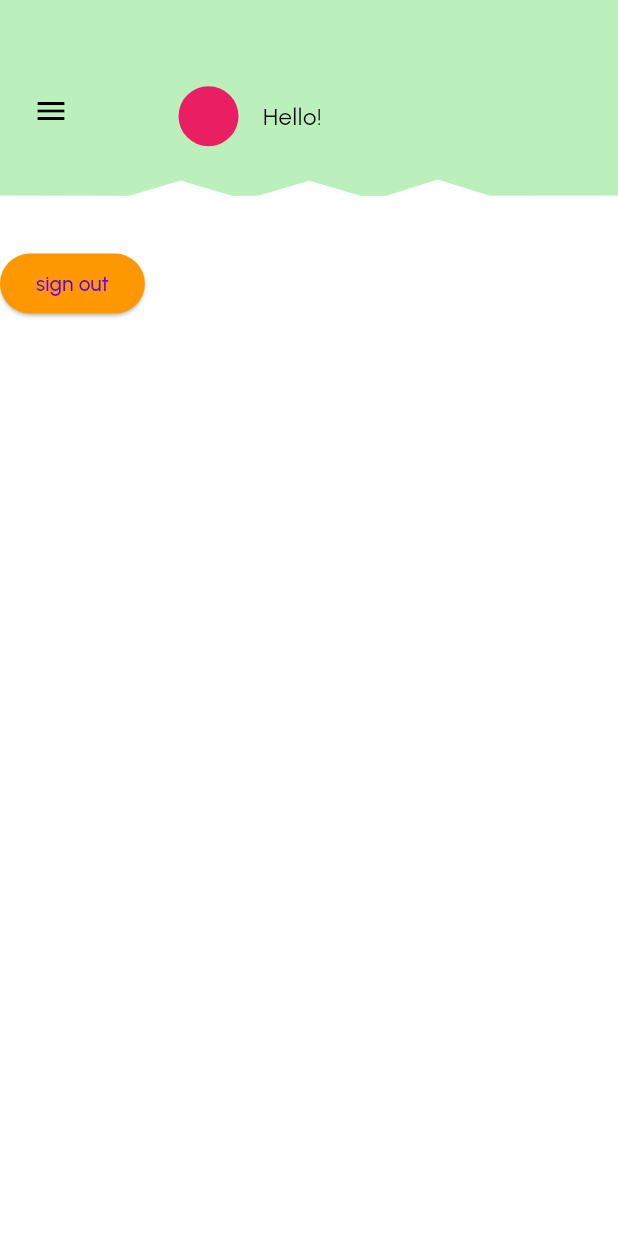
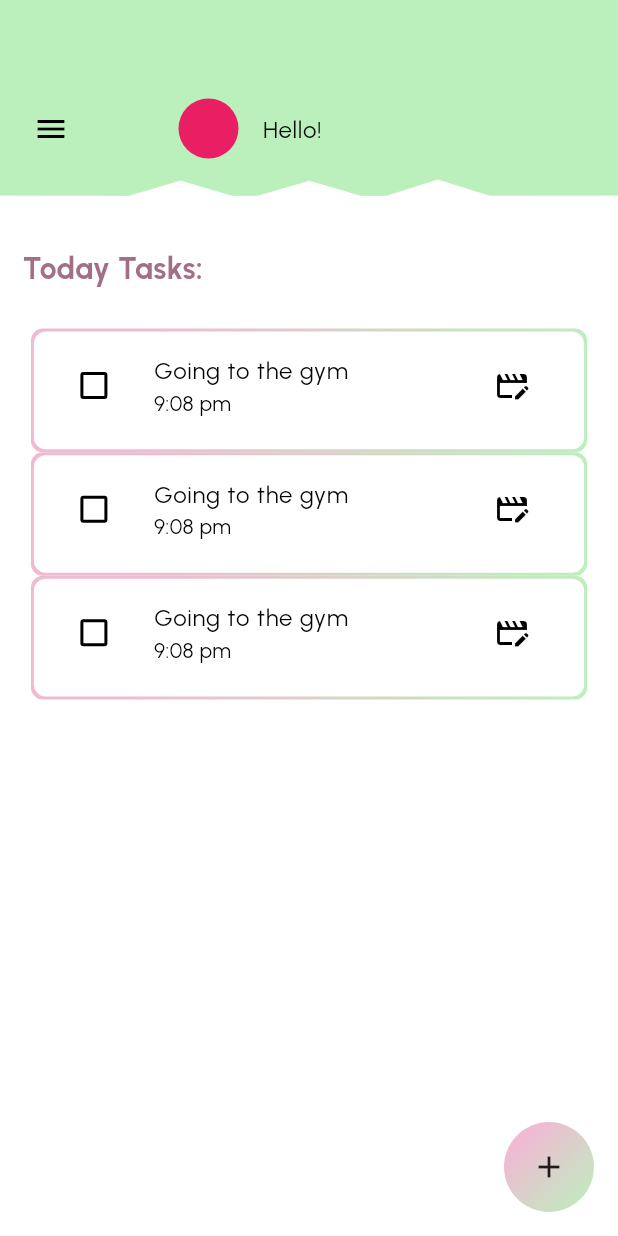
Before and after one commit to AhmadMaazz/FullStack-TodoApp-With-Provider-And-Firebase, a Flutter app: the screen it shows after launch, after a tap on "let's start", on a phone screen of 412 x 824 dp. Run offline on Flutter 3.47's test engine with Material 2 defaults, Android fonts, the phone set to English and light mode, and no system bars; our stand-ins replace cloud_firestore, firebase_auth, firebase_core, google_sign_in, image_picker, lottie; accounts and stored records are empty; project files that could hold a hidden picture were left out.

Commit message:
completing UI for adding new task

```diff
--- a/lib/contexts/user.context.dart
+++ b/lib/contexts/user.context.dart
@@ -17,7 +17,7 @@ class _AuthStateCheckerState extends State<AuthStateChecker> {
       stream: Auth().authStateChanges,
       builder: (context, snapshot) {
         if (snapshot.hasData) {
-          return HomeScreen();
+          return const HomeScreen();
         } else {
           return const AuthScreen();
         }
--- a/lib/main.dart
+++ b/lib/main.dart
@@ -1,6 +1,7 @@
 import 'package:firebase_core/firebase_core.dart';
 import 'package:flutter/material.dart';
 import 'package:fullstack_todo_app/contexts/user.context.dart';
+import 'package:fullstack_todo_app/screens/addtask_screen.dart';
 import 'package:fullstack_todo_app/screens/auth_screen.dart';
 import 'package:fullstack_todo_app/screens/home_screen.dart';
 import 'package:fullstack_todo_app/screens/login_screen.dart';
@@ -33,7 +34,8 @@ class MyApp extends StatelessWidget {
         '/authstatechecker': (context) => const AuthStateChecker(),
         '/authscreen': (context) => const AuthScreen(),
         '/loginscreen': (context) => const LogInScreen(),
-        '/homescreen': (context) => HomeScreen(),
+        '/homescreen': (context) => const HomeScreen(),
+        '/addtaskscreen': (context) => const AddTaskScreen(),
       },
       initialRoute: '/',
     );
--- /dev/null
+++ b/lib/screens/addtask_screen.dart
@@ -0,0 +1,45 @@
+import 'package:flutter/material.dart';
+
+import '../widgets/rps_custompainter.dart';
+
+class AddTaskScreen extends StatefulWidget {
+  const AddTaskScreen({super.key});
+
+  @override
+  State<AddTaskScreen> createState() => _AddTaskScreenState();
+}
+
+class _AddTaskScreenState extends State<AddTaskScreen> {
+  @override
+  Widget build(BuildContext context) {
+    Size size = MediaQuery.sizeOf(context);
+    double textSize = MediaQuery.textScaleFactorOf(context);
+    return Scaffold(
+      body: Column(
+        children: [
+          Stack(
+            children: [
+              SizedBox(
+                width: size.width,
+                height: size.height * 0.17,
+                child: CustomPaint(
+                  size: Size(
+                      size.width,
+                      (size.width * 0.2833333333333334)
+                          .toDouble()), //You can Replace [WIDTH] with your desired width for Custom Paint and height will be calculated automatically
+                  painter: RPSCustomPainter(),
+                ),
+              ),
+              Positioned(
+                left: size.width * 0.25,
+                right: size.width * 0.2,
+                top: size.height * 0.07,
+                child: Text('Add task'),
+              ),
+            ],
+          ),
+        ],
+      ),
+    );
+  }
+}
--- a/lib/screens/home_screen.dart
+++ b/lib/screens/home_screen.dart
@@ -2,6 +2,8 @@ import 'package:firebase_auth/firebase_auth.dart';
 import 'package:flutter/material.dart';
 import 'package:fullstack_todo_app/firebase/firebase.utils.dart';
 import 'package:fullstack_todo_app/widgets/rps_custompainter.dart';
+
+import '../widgets/my_task.dart';
 
 class HomeScreen extends StatefulWidget {
   const HomeScreen({super.key});
@@ -24,7 +26,7 @@ class _HomeScreenState extends State<HomeScreen> {
     double textSize = MediaQuery.textScaleFactorOf(context);
     return Scaffold(
       body: Column(
-        crossAxisAlignment: CrossAxisAlignment.start,
+        // crossAxisAlignment: CrossAxisAlignment.start,
         children: [
           Stack(
             children: [
@@ -42,7 +44,7 @@ class _HomeScreenState extends State<HomeScreen> {
               Positioned(
                 left: size.width * 0.25,
                 right: size.width * 0.2,
-                top: size.height * 0.06,
+                top: size.height * 0.07,
                 child: ListTile(
                   leading: const CircleAvatar(
                     backgroundColor: Colors.pink,
@@ -51,7 +53,7 @@ class _HomeScreenState extends State<HomeScreen> {
                 ),
               ),
               Positioned(
-                top: 50, // Adjust the top position as needed
+                top: size.height * 0.075, // Adjust the top position as needed
                 left: 10, // Adjust the left position as needed
                 child: Builder(
                   // Wrap the IconButton with a Builder widget
@@ -67,24 +69,54 @@ class _HomeScreenState extends State<HomeScreen> {
               ),
             ],
           ),
-          Text(
-            user?.email ?? 'User email',
-            style: const TextStyle(
-              fontSize: 18,
-              fontWeight: FontWeight.bold,
+          Align(
+            alignment: Alignment.centerLeft,
+            child: Padding(
+              padding: EdgeInsets.symmetric(
+                horizontal: textSize * 15,
+                vertical: textSize * 25,
+              ),
+              child: Text(
+                'Today Tasks:',
+                style: TextStyle(
+                  fontSize: textSize * 20,
+                  fontFamily: 'Urbanist',
+                  fontWeight: FontWeight.w600,
+                  color: Theme.of(context).primaryColor,
+                ),
+              ),
             ),
           ),
-          ElevatedButton(
-            style: ElevatedButton.styleFrom(
-              backgroundColor: Colors.orange,
+          MyTasks(size: size),
+          MyTasks(size: size),
+          MyTasks(size: size),
+        ],
+      ),
+      floatingActionButton: GestureDetector(
+        onTap: () {
+          Navigator.pushNamed(context, '/addtaskscreen');
+        },
+        child: Container(
+          width: 60, // Set the width and height to make it circular
+          height: 60,
+          decoration: BoxDecoration(
+            shape: BoxShape.circle,
+            gradient: LinearGradient(
+              begin: const Alignment(-1.0, -1.0),
+              end: const Alignment(1.0, 1.0),
+              colors: [
+                const Color(0xffEFBBD3),
+                Theme.of(context).colorScheme.secondary,
+              ], // Specify the colors you want for the gradient
+              // You can also add stops to control the color distribution
+              stops: const [
+                0.2,
+                1
+              ], // Stops for the colors, ranging from 0.0 to 1.0
             ),
-            onPressed: () async {
-              await signOut();
-              if (context.mounted) Navigator.pop(context);
-            },
-            child: const Text('sign out'),
           ),
-        ],
+          child: const Icon(Icons.add),
+        ),
       ),
       drawer: Drawer(
         backgroundColor: Theme.of(context).colorScheme.secondary,
@@ -111,3 +143,23 @@ class _HomeScreenState extends State<HomeScreen> {
     );
   }
 }
+
+
+
+// Text(
+//             user?.email ?? 'User email',
+//             style: const TextStyle(
+//               fontSize: 18,
+//               fontWeight: FontWeight.bold,
+//             ),
+//           ),
+//           ElevatedButton(
+//             style: ElevatedButton.styleFrom(
+//               backgroundColor: Colors.orange,
+//             ),
+//             onPressed: () async {
+//               await signOut();
+//               if (context.mounted) Navigator.pop(context);
+//             },
+//             child: const Text('sign out'),
+//           ),
--- /dev/null
+++ b/lib/widgets/my_task.dart
@@ -0,0 +1,52 @@
+import 'package:flutter/material.dart';
+
+class MyTasks extends StatelessWidget {
+  const MyTasks({
+    super.key,
+    required this.size,
+  });
+
+  final Size size;
+
+  @override
+  Widget build(BuildContext context) {
+    return Container(
+      width: size.width * 0.9,
+      height: size.height * 0.1,
+      decoration: BoxDecoration(
+        borderRadius: BorderRadius.circular(8),
+        gradient: LinearGradient(
+          begin: const Alignment(-1.0, -1.0),
+          end: const Alignment(1.0, 1.0),
+          colors: [
+            const Color(0xffEFBBD3),
+            Theme.of(context).colorScheme.secondary,
+          ], // Specify the colors you want for the gradient
+          // You can also add stops to control the color distribution
+          stops: const [
+            0.2,
+            1
+          ], // Stops for the colors, ranging from 0.0 to 1.0
+        ),
+      ),
+      child: Padding(
+        padding: const EdgeInsets.all(2.0),
+        child: Container(
+          decoration: BoxDecoration(
+            color: Colors.white,
+            borderRadius: BorderRadius.circular(8),
+          ),
+          child: ListTile(
+            leading: Checkbox(value: false, onChanged: (_) {}),
+            title: const Text('Going to the gym'),
+            subtitle: const Text('9:08 pm'),
+            trailing: IconButton(
+              onPressed: () {},
+              icon: const Icon(Icons.movie_edit),
+            ),
+          ),
+        ),
+      ),
+    );
+  }
+}
```
